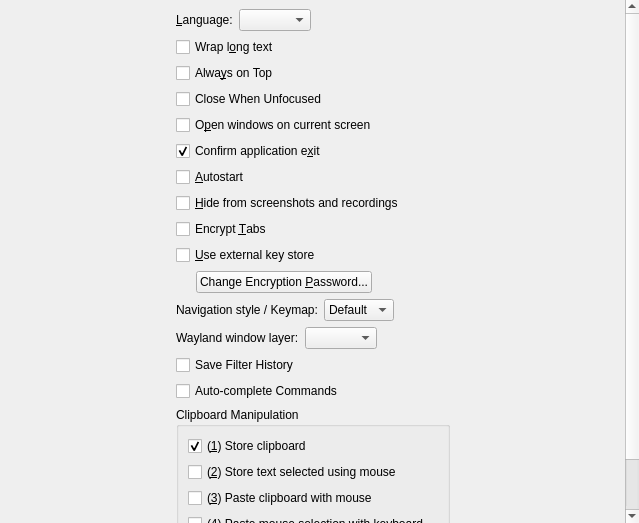
First picture: the form in src/ui/configtabgeneral.ui, repository Memoraike/CopyQ, before the edit.
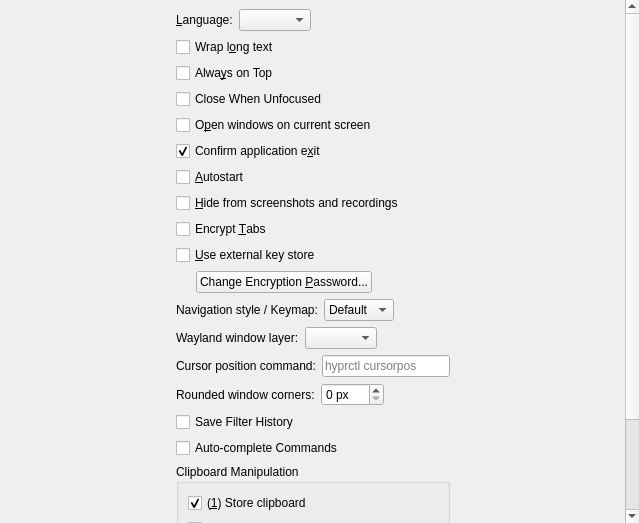
Second picture: the form after the edit. Custom widgets are drawn as their Qt base class.

Commit message:
Wayland: Show layer window under cursor, add rounded corners
Adds options to General preferences:

- "Cursor position command" (wayland_layer_cursor_command): shell command
  printing the mouse cursor position, for example "hyprctl cursorpos".
  If set, the main window in a Wayland layer is shown under the cursor,
  otherwise it is centered on screen.
- "Rounded window corners" (window_corner_radius): radius of the main
  window corners in pixels, 0 disables them.

Dialogs are placed in the overlay layer if the main window is in a layer,
so they are not hidden behind it.

The edit to the form file:
```diff
--- a/src/ui/configtabgeneral.ui
+++ b/src/ui/configtabgeneral.ui
@@ -312,6 +312,76 @@
         </item>
        </layout>
       </item>
+      <item>
+       <layout class="QHBoxLayout" name="horizontalLayoutWaylandLayerCursorCommand">
+        <property name="bottomMargin">
+         <number>0</number>
+        </property>
+        <item>
+         <widget class="QLabel" name="labelWaylandLayerCursorCommand">
+          <property name="text">
+           <string>Cursor position command:</string>
+          </property>
+          <property name="buddy">
+           <cstring>lineEditWaylandLayerCursorCommand</cstring>
+          </property>
+         </widget>
+        </item>
+        <item>
+         <widget class="QLineEdit" name="lineEditWaylandLayerCursorCommand">
+          <property name="toolTip">
+           <string>Shell command printing mouse cursor position to show the main window in a Wayland layer under the cursor; the first two numbers in the output are X and Y (for example, "hyprctl cursorpos" on Hyprland); leave empty to center the window</string>
+          </property>
+          <property name="placeholderText">
+           <string>hyprctl cursorpos</string>
+          </property>
+         </widget>
+        </item>
+       </layout>
+      </item>
+      <item>
+       <layout class="QHBoxLayout" name="horizontalLayoutWindowCornerRadius">
+        <property name="bottomMargin">
+         <number>0</number>
+        </property>
+        <item>
+         <widget class="QLabel" name="labelWindowCornerRadius">
+          <property name="text">
+           <string>Rounded window corners:</string>
+          </property>
+          <property name="buddy">
+           <cstring>spinBoxWindowCornerRadius</cstring>
+          </property>
+         </widget>
+        </item>
+        <item>
+         <widget class="QSpinBox" name="spinBoxWindowCornerRadius">
+          <property name="toolTip">
+           <string>Radius of rounded main window corners in pixels, 0 disables them (restart the app after changing)</string>
+          </property>
+          <property name="suffix">
+           <string> px</string>
+          </property>
+          <property name="maximum">
+           <number>100</number>
+          </property>
+         </widget>
+        </item>
+        <item>
+         <spacer name="horizontalSpacerWindowCornerRadius">
+          <property name="orientation">
+           <enum>Qt::Horizontal</enum>
+          </property>
+          <property name="sizeHint" stdset="0">
+           <size>
+            <width>40</width>
+            <height>20</height>
+           </size>
+          </property>
+         </spacer>
+        </item>
+       </layout>
+      </item>
       <item>
        <widget class="QCheckBox" name="checkBoxSaveFilterHistory">
         <property name="toolTip">
```
Left out of the diff: 2 changed lines with no effect on the pictures. The commit also changes 10 other files.
